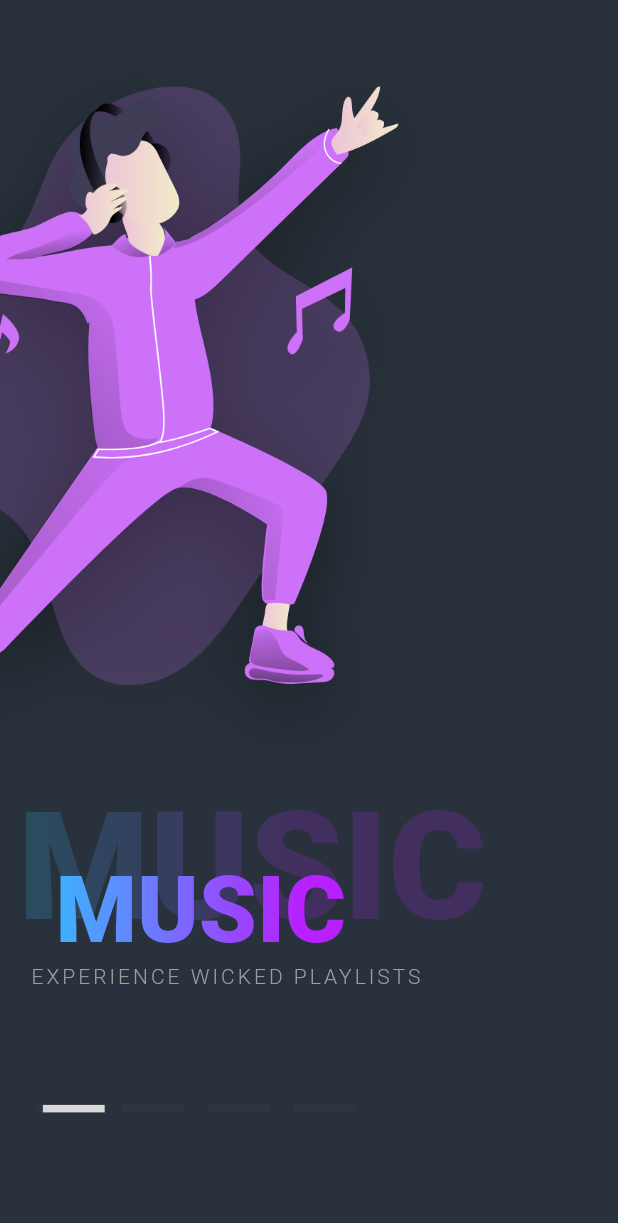
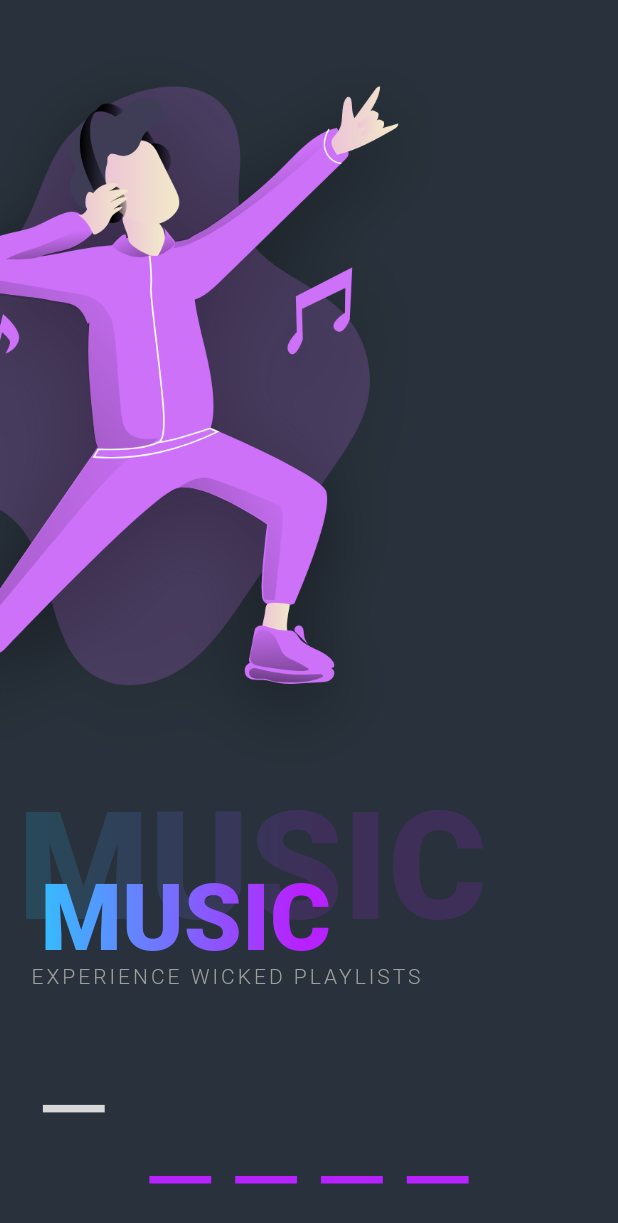
Before and after one commit to pinkeshdarji/LoginRegister, a Flutter app: the screen it shows after launch, on a phone screen of 412 x 824 dp. Shown: the top 1223 px of the screen. Run offline on Flutter 3.47's test engine with Material 2 defaults, Android fonts, the phone set to English and light mode, and no system bars.

Commit message:
started working on improvement.

```diff
--- a/lib/ui/onboarding/intro_widget.dart
+++ b/lib/ui/onboarding/intro_widget.dart
@@ -47,7 +47,9 @@ class IntroWidget extends StatelessWidget {
             child: Stack(
               alignment: AlignmentDirectional.bottomStart,
               children: <Widget>[
-                Container(
+                Opacity(
+                  opacity: 0.15,
+                  child: Container(
                     height: screenheight * 0.15,
                     child: Text(
                       type.toString().toUpperCase(),
@@ -57,13 +59,10 @@ class IntroWidget extends StatelessWidget {
                           foreground: Paint()..shader = linearGradient),
                     ),
                   ),
-                Container(
-                  padding: EdgeInsets.only(left: 25),
-                  alignment: AlignmentDirectional.bottomStart,
-                  decoration:
-                      BoxDecoration(color: kPrimaryColor.withOpacity(0.82)),
-                  height: screenheight * 0.15,
-                  width: screenWidth,
+                ),
+                Positioned(
+                  bottom: -5,
+                  left: 15,
                   child: Text(
                     type.toString().toUpperCase(),
                     style: TextStyle(
--- a/lib/ui/onboarding/onboarding.dart
+++ b/lib/ui/onboarding/onboarding.dart
@@ -87,27 +87,30 @@ class _OnBoardingState extends State<OnBoarding> {
           child: Container(
         child: Stack(
           children: <Widget>[
-            PageView(
+            PageView.builder(
+              physics: ClampingScrollPhysics(),
+              itemCount: introWidgetsList.length,
               onPageChanged: (int page) {
                 getChangedPageAndMoveBar(page);
               },
               controller: controller,
-              children: introWidgetsList,
+              itemBuilder: (context, index) {
+                return introWidgetsList[index];
+              },
             ),
-            Positioned(
-              bottom: screenheight * 0.1,
-              left: screenWidth * 0.04,
+            Container(
+              alignment: AlignmentDirectional.bottomCenter,
+              padding: EdgeInsets.only(bottom: 35),
               child: Row(
+                mainAxisAlignment: MainAxisAlignment.center,
                 children: <Widget>[
-                  slidingBar(),
-                  slidingBar(),
-                  slidingBar(),
-                  slidingBar(),
+                  for (var i in introWidgetsList) slidingBar(),
                 ],
               ),
             ),
             AnimatedPositioned(
                 duration: Duration(milliseconds: 100),
+                curve: Curves.fastOutSlowIn,
                 bottom: screenheight * 0.1,
                 left: screenWidth * _moveBar,
                 child: movingBar())
@@ -131,7 +134,7 @@ class _OnBoardingState extends State<OnBoarding> {
       margin: EdgeInsets.symmetric(horizontal: 8),
       height: 5,
       width: screenWidth * 0.1,
-      decoration: BoxDecoration(color: klightGrey),
+      decoration: BoxDecoration(color: kPruple),
     );
   }
 }
--- a/pubspec.yaml
+++ b/pubspec.yaml
@@ -14,7 +14,7 @@ description: A new Flutter application.
 version: 1.0.0+1
 
 environment:
-  sdk: ">=2.1.0 <3.0.0"
+  sdk: ">=2.2.2 <3.0.0"
 
 dependencies:
   flutter:
```
Also changed, not shown: pubspec.lock. Lines whose indentation alone changed are shown as unchanged.
